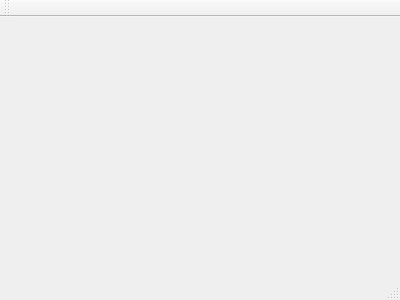
The window that RobotGarageSimulator/main_window.ui (venomyeah/RobotgarageSimulator) describes before a commit, drawn with Qt 5.
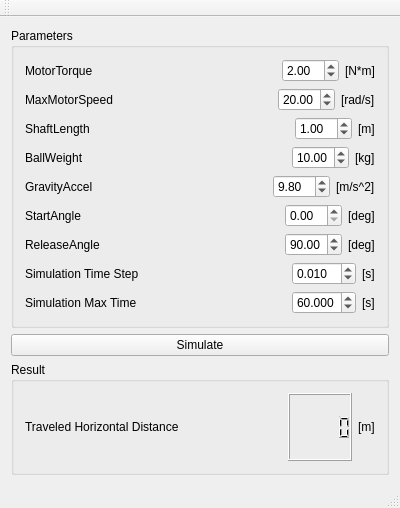
The same window after the commit.

Commit message: Implemented Simulation of Ball Launcher

What changed in the file:
```diff
--- a/RobotGarageSimulator/main_window.ui
+++ b/RobotGarageSimulator/main_window.ui
@@ -1,24 +1,449 @@
 <ui version="4.0">
  <class>MainWindow</class>
- <widget class="QMainWindow" name="MainWindow" >
-  <property name="geometry" >
+ <widget class="QMainWindow" name="MainWindow">
+  <property name="geometry">
    <rect>
     <x>0</x>
     <y>0</y>
     <width>400</width>
-    <height>300</height>
+    <height>508</height>
    </rect>
   </property>
   <property name="windowTitle" >
    <string>MainWindow</string>
   </property>
-  <widget class="QMenuBar" name="menuBar" />
-  <widget class="QToolBar" name="mainToolBar" />
-  <widget class="QWidget" name="centralWidget" />
-  <widget class="QStatusBar" name="statusBar" />
+  <widget class="QWidget" name="centralWidget">
+   <layout class="QVBoxLayout" name="verticalLayout_3">
+    <item>
+     <widget class="QGroupBox" name="groupBox">
+      <property name="title">
+       <string>Parameters</string>
+      </property>
+      <layout class="QVBoxLayout" name="verticalLayout">
+       <item>
+        <layout class="QHBoxLayout" name="horizontalLayout">
+         <item>
+          <widget class="QLabel" name="label">
+           <property name="text">
+            <string>MotorTorque</string>
+           </property>
+          </widget>
+         </item>
+         <item>
+          <spacer name="horizontalSpacer">
+           <property name="orientation">
+            <enum>Qt::Horizontal</enum>
+           </property>
+           <property name="sizeHint" stdset="0">
+            <size>
+             <width>40</width>
+             <height>20</height>
+            </size>
+           </property>
+          </spacer>
+         </item>
+         <item>
+          <widget class="QDoubleSpinBox" name="motor_torque_spinbox">
+           <property name="value">
+            <double>2.000000000000000</double>
+           </property>
+          </widget>
+         </item>
+         <item>
+          <widget class="QLabel" name="label_2">
+           <property name="text">
+            <string>[N*m]</string>
+           </property>
+          </widget>
+         </item>
+        </layout>
+       </item>
+       <item>
+        <layout class="QHBoxLayout" name="horizontalLayout_2">
+         <item>
+          <widget class="QLabel" name="label_3">
+           <property name="text">
+            <string>MaxMotorSpeed</string>
+           </property>
+          </widget>
+         </item>
+         <item>
+          <spacer name="horizontalSpacer_2">
+           <property name="orientation">
+            <enum>Qt::Horizontal</enum>
+           </property>
+           <property name="sizeHint" stdset="0">
+            <size>
+             <width>40</width>
+             <height>20</height>
+            </size>
+           </property>
+          </spacer>
+         </item>
+         <item>
+          <widget class="QDoubleSpinBox" name="max_motor_speed_spinbox">
+           <property name="value">
+            <double>20.000000000000000</double>
+           </property>
+          </widget>
+         </item>
+         <item>
+          <widget class="QLabel" name="label_4">
+           <property name="text">
+            <string>[rad/s]</string>
+           </property>
+          </widget>
+         </item>
+        </layout>
+       </item>
+       <item>
+        <layout class="QHBoxLayout" name="horizontalLayout_5">
+         <item>
+          <widget class="QLabel" name="label_9">
+           <property name="text">
+            <string>ShaftLength</string>
+           </property>
+          </widget>
+         </item>
+         <item>
+          <spacer name="horizontalSpacer_5">
+           <property name="orientation">
+            <enum>Qt::Horizontal</enum>
+           </property>
+           <property name="sizeHint" stdset="0">
+            <size>
+             <width>40</width>
+             <height>20</height>
+            </size>
+           </property>
+          </spacer>
+         </item>
+         <item>
+          <widget class="QDoubleSpinBox" name="shaft_length_spinbox">
+           <property name="value">
+            <double>1.000000000000000</double>
+           </property>
+          </widget>
+         </item>
+         <item>
+          <widget class="QLabel" name="label_10">
+           <property name="text">
+            <string>[m]</string>
+           </property>
+          </widget>
+         </item>
+        </layout>
+       </item>
+       <item>
+        <layout class="QHBoxLayout" name="horizontalLayout_6">
+         <item>
+          <widget class="QLabel" name="label_11">
+           <property name="text">
+            <string>BallWeight</string>
+           </property>
+          </widget>
+         </item>
+         <item>
+          <spacer name="horizontalSpacer_6">
+           <property name="orientation">
+            <enum>Qt::Horizontal</enum>
+           </property>
+           <property name="sizeHint" stdset="0">
+            <size>
+             <width>40</width>
+             <height>20</height>
+            </size>
+           </property>
+          </spacer>
+         </item>
+         <item>
+          <widget class="QDoubleSpinBox" name="ball_weight_spinbox">
+           <property name="value">
+            <double>10.000000000000000</double>
+           </property>
+          </widget>
+         </item>
+         <item>
+          <widget class="QLabel" name="label_12">
+           <property name="text">
+            <string>[kg]</string>
+           </property>
+          </widget>
+         </item>
+        </layout>
+       </item>
+       <item>
+        <layout class="QHBoxLayout" name="horizontalLayout_7">
+         <item>
+          <widget class="QLabel" name="label_13">
+           <property name="text">
+            <string>GravityAccel</string>
+           </property>
+          </widget>
+         </item>
+         <item>
+          <spacer name="horizontalSpacer_7">
+           <property name="orientation">
+            <enum>Qt::Horizontal</enum>
+           </property>
+           <property name="sizeHint" stdset="0">
+            <size>
+             <width>40</width>
+             <height>20</height>
+            </size>
+           </property>
+          </spacer>
+         </item>
+         <item>
+          <widget class="QDoubleSpinBox" name="gravity_accel_spinbox">
+           <property name="value">
+            <double>9.800000000000001</double>
+           </property>
+          </widget>
+         </item>
+         <item>
+          <widget class="QLabel" name="label_14">
+           <property name="text">
+            <string>[m/s^2]</string>
+           </property>
+          </widget>
+         </item>
+        </layout>
+       </item>
+       <item>
+        <layout class="QHBoxLayout" name="horizontalLayout_9">
+         <item>
+          <widget class="QLabel" name="label_17">
+           <property name="text">
+            <string>StartAngle</string>
+           </property>
+          </widget>
+         </item>
+         <item>
+          <spacer name="horizontalSpacer_9">
+           <property name="orientation">
+            <enum>Qt::Horizontal</enum>
+           </property>
+           <property name="sizeHint" stdset="0">
+            <size>
+             <width>40</width>
+             <height>20</height>
+            </size>
+           </property>
+          </spacer>
+         </item>
+         <item>
+          <widget class="QDoubleSpinBox" name="start_angle_spinbox">
+           <property name="value">
+            <double>0.000000000000000</double>
+           </property>
+          </widget>
+         </item>
+         <item>
+          <widget class="QLabel" name="label_18">
+           <property name="text">
+            <string>[deg]</string>
+           </property>
+          </widget>
+         </item>
+        </layout>
+       </item>
+       <item>
+        <layout class="QHBoxLayout" name="horizontalLayout_10">
+         <item>
+          <widget class="QLabel" name="label_19">
+           <property name="text">
+            <string>ReleaseAngle</string>
+           </property>
+          </widget>
+         </item>
+         <item>
+          <spacer name="horizontalSpacer_10">
+           <property name="orientation">
+            <enum>Qt::Horizontal</enum>
+           </property>
+           <property name="sizeHint" stdset="0">
+            <size>
+             <width>40</width>
+             <height>20</height>
+            </size>
+           </property>
+          </spacer>
+         </item>
+         <item>
+          <widget class="QDoubleSpinBox" name="release_angle_spinbox">
+           <property name="value">
+            <double>90.000000000000000</double>
+           </property>
+          </widget>
+         </item>
+         <item>
+          <widget class="QLabel" name="label_20">
+           <property name="text">
+            <string>[deg]</string>
+           </property>
+          </widget>
+         </item>
+        </layout>
+       </item>
+       <item>
+        <layout class="QHBoxLayout" name="horizontalLayout_11">
+         <item>
+          <widget class="QLabel" name="label_21">
+           <property name="text">
+            <string>Simulation Time Step</string>
+           </property>
+          </widget>
+         </item>
+         <item>
+          <spacer name="horizontalSpacer_11">
+           <property name="orientation">
+            <enum>Qt::Horizontal</enum>
+           </property>
+           <property name="sizeHint" stdset="0">
+            <size>
+             <width>40</width>
+             <height>20</height>
+            </size>
+           </property>
+          </spacer>
+         </item>
+         <item>
+          <widget class="QDoubleSpinBox" name="simulation_time_step_spinbox">
+           <property name="decimals">
+            <number>3</number>
+           </property>
+           <property name="value">
+            <double>0.010000000000000</double>
+           </property>
+          </widget>
+         </item>
+         <item>
+          <widget class="QLabel" name="label_22">
+           <property name="text">
+            <string>[s]</string>
+           </property>
+          </widget>
+         </item>
+        </layout>
+       </item>
+       <item>
+        <layout class="QHBoxLayout" name="horizontalLayout_12">
+         <item>
+          <widget class="QLabel" name="label_23">
+           <property name="text">
+            <string>Simulation Max Time</string>
+           </property>
+          </widget>
+         </item>
+         <item>
+          <spacer name="horizontalSpacer_12">
+           <property name="orientation">
+            <enum>Qt::Horizontal</enum>
+           </property>
+           <property name="sizeHint" stdset="0">
+            <size>
+             <width>40</width>
+             <height>20</height>
+            </size>
+           </property>
+          </spacer>
+         </item>
+         <item>
+          <widget class="QDoubleSpinBox" name="simulation_max_time_spinbox">
+           <property name="decimals">
+            <number>3</number>
+           </property>
+           <property name="value">
+            <double>60.000000000000000</double>
+           </property>
+          </widget>
+         </item>
+         <item>
+          <widget class="QLabel" name="label_24">
+           <property name="text">
+            <string>[s]</string>
+           </property>
+          </widget>
+         </item>
+        </layout>
+       </item>
+      </layout>
+     </widget>
+    </item>
+    <item>
+     <widget class="QPushButton" name="simulate_btn">
+      <property name="text">
+       <string>Simulate</string>
+      </property>
+     </widget>
+    </item>
+    <item>
+     <widget class="QGroupBox" name="groupBox_2">
+      <property name="title">
+       <string>Result</string>
+      </property>
+      <layout class="QVBoxLayout" name="verticalLayout_2">
+       <item>
+        <layout class="QHBoxLayout" name="horizontalLayout_8">
+         <item>
+          <widget class="QLabel" name="label_15">
+           <property name="text">
+            <string>Traveled Horizontal Distance</string>
+           </property>
+          </widget>
+         </item>
+         <item>
+          <spacer name="horizontalSpacer_8">
+           <property name="orientation">
+            <enum>Qt::Horizontal</enum>
+           </property>
+           <property name="sizeHint" stdset="0">
+            <size>
+             <width>40</width>
+             <height>20</height>
+            </size>
+           </property>
+          </spacer>
+         </item>
+         <item>
+          <widget class="QLCDNumber" name="traveled_distance_lcd"/>
+         </item>
+         <item>
+          <widget class="QLabel" name="label_16">
+           <property name="text">
+            <string>[m]</string>
+           </property>
+          </widget>
+         </item>
+        </layout>
+       </item>
+      </layout>
+     </widget>
+    </item>
+   </layout>
+  </widget>
+  <widget class="QMenuBar" name="menuBar">
+   <property name="geometry">
+    <rect>
+     <x>0</x>
+     <y>0</y>
+     <width>400</width>
+     <height>23</height>
+    </rect>
+   </property>
+  </widget>
+  <widget class="QToolBar" name="mainToolBar">
+   <attribute name="toolBarArea">
+    <enum>TopToolBarArea</enum>
+   </attribute>
+   <attribute name="toolBarBreak">
+    <bool>false</bool>
+   </attribute>
+  </widget>
+  <widget class="QStatusBar" name="statusBar"/>
  </widget>
- <layoutDefault spacing="6" margin="11" />
- <pixmapfunction></pixmapfunction>
+ <layoutdefault spacing="6" margin="11"/>
  <resources/>
  <connections/>
 </ui>
```
Left out of the diff: 3 changed lines with no effect on the pictures. The commit also changes 12 other files.
